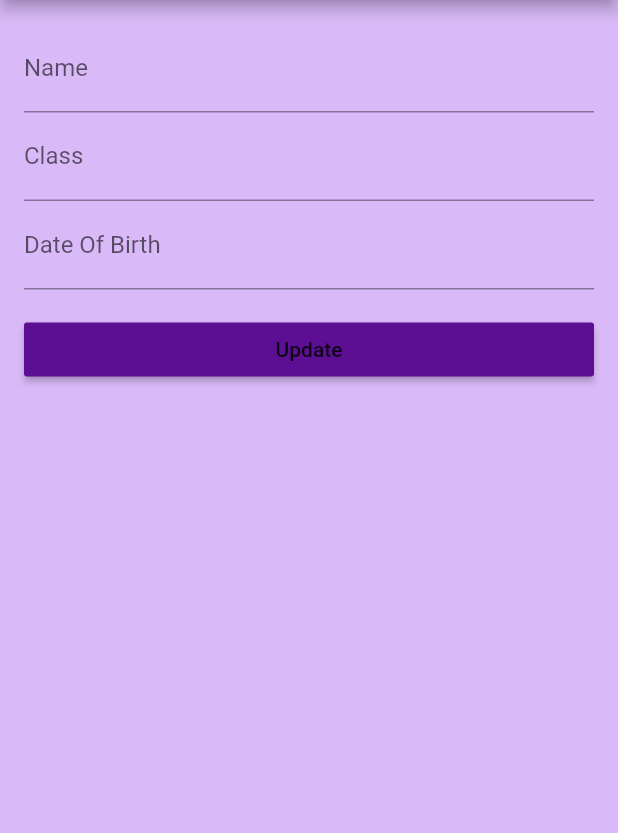
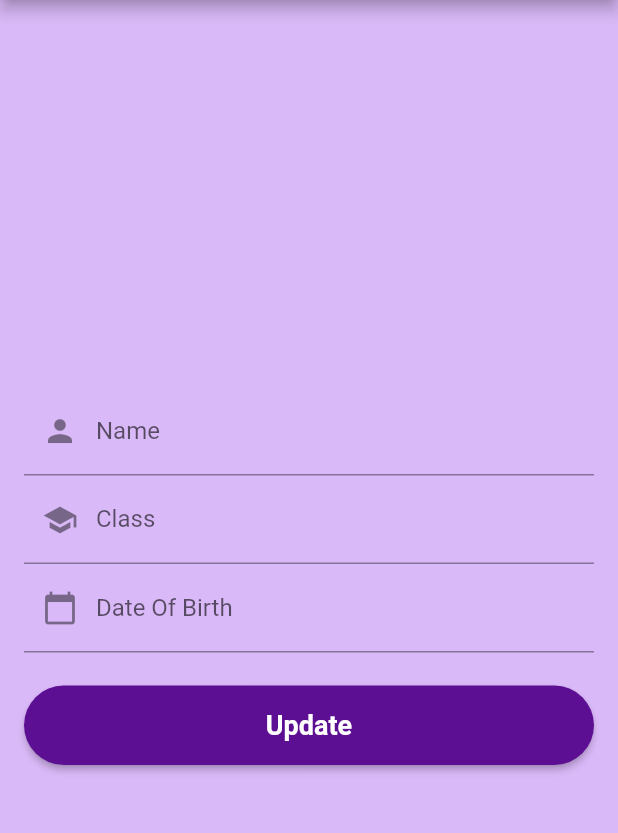
Before and after one commit to adilrusfeed/StudentList, a Flutter app: the EditStudentPage screen opened directly with empty values, on a phone screen of 412 x 824 dp, the part 84-917 px from its top. Run offline on Flutter 3.47's test engine with Material 2 defaults, Android fonts, the light colour scheme and no system bars; our stand-ins replace hive, hive_flutter, image_picker; accounts and stored records are empty.

Commit message:
changes commit

```diff
--- a/student/lib/AddStudent.dart
+++ b/student/lib/AddStudent.dart
@@ -1,3 +1,5 @@
+// ignore_for_file: prefer_const_literals_to_create_immutables, prefer_const_constructors
+
 import 'package:flutter/material.dart';
 import 'package:image_picker/image_picker.dart';
 import 'Studentdetailpage.dart';
--- a/student/lib/editstudent.dart
+++ b/student/lib/editstudent.dart
@@ -30,32 +30,57 @@ class EditStudentForm extends StatelessWidget {
 
   @override
   Widget build(BuildContext context) {
-    return Padding(
+    return Center(
+      // Center the entire form
+      child: Padding(
         padding: EdgeInsets.all(16),
         child: Column(
+          mainAxisAlignment:
+              MainAxisAlignment.center, // Align items vertically at the center
           crossAxisAlignment: CrossAxisAlignment.stretch,
           children: [
-          TextField(
+            // Edit Name field with an Icon
+            TextFormField(
+              initialValue: student.name,
               decoration: InputDecoration(
                 labelText: 'Name',
+                prefixIcon: Icon(Icons.person), // Customize the icon here
               ),
-            // initialValue: student.name,
             ),
-          TextField(
+
+            // Edit Class field with an Icon
+            TextFormField(
+              initialValue: student.classs,
               decoration: InputDecoration(
                 labelText: 'Class',
+                prefixIcon: Icon(Icons.school), // Customize the icon here
               ),
-            // initialValue: student.classs.,
             ),
-          TextField(
+
+            // Edit Date Of Birth field with an Icon
+            TextFormField(
+              initialValue: student.birth,
               decoration: InputDecoration(
                 labelText: 'Date Of Birth',
+                prefixIcon:
+                    Icon(Icons.calendar_today), // Customize the icon here
               ),
-            // initialValue: student.birth,
             ),
-          SizedBox(height: 16),
-          MaterialButton(
-            color: Color.fromARGB(255, 92, 15, 146),
+
+            SizedBox(height: 22),
+            ElevatedButton(
+              style: ElevatedButton.styleFrom(
+                primary: Color.fromARGB(255, 92, 15, 146), // Background color
+                textStyle: TextStyle(
+                  fontSize: 18, // Text size
+                  fontWeight: FontWeight.bold, // Text weight
+                ),
+                padding: EdgeInsets.symmetric(vertical: 16), // Button padding
+                shape: RoundedRectangleBorder(
+                  borderRadius:
+                      BorderRadius.circular(30.0), // Circular border radius
+                ),
+              ),
               onPressed: () {
                 final updatedStudent = Student(
                   image: student.image,
@@ -79,6 +104,7 @@ class EditStudentForm extends StatelessWidget {
             ),
           ],
         ),
+      ),
     );
   }
 }
```
Lines whose indentation alone changed are shown as unchanged.
